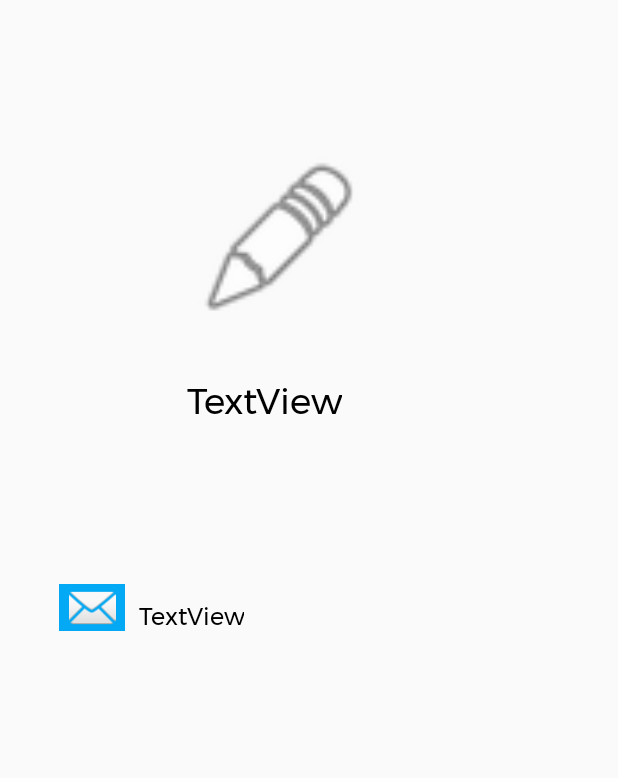
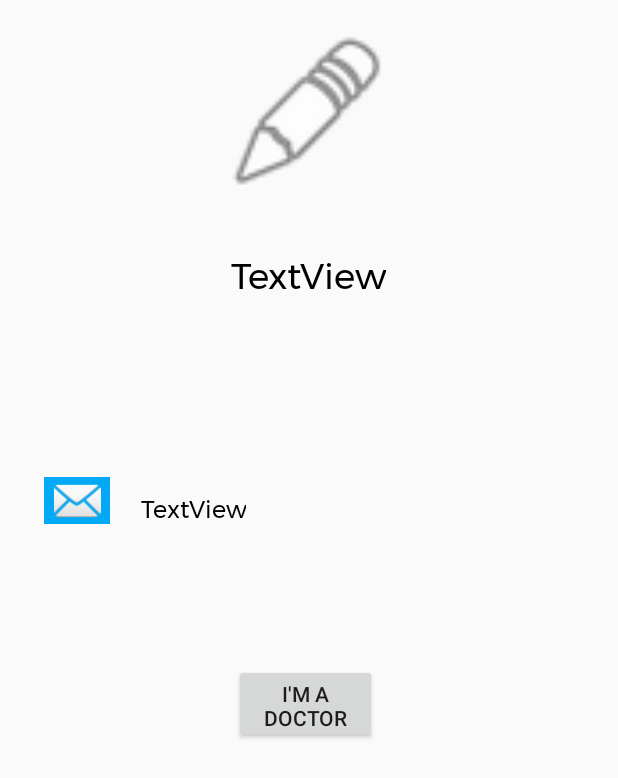
Before and after one commit to 1crowie1/TM2_studioApp, an Android app: the layout fragment_home.xml on its own in the app's theme, with its tools: preview values and no code run, on a phone screen of 412 x 824 dp. Shown: the top 778 px of the screen. Run offline under Robolectric (Android 15) with nearby library versions, the phone set to English and light mode, and no system bars.

Commit message:
Minor UI changes: Requires user photo upload, doctor register option. Testing now works on multiple devices, including physical/emulators

```diff
--- a/app/src/main/java/com/example/healthfinder/ui/home/HomeFragment.java
+++ b/app/src/main/java/com/example/healthfinder/ui/home/HomeFragment.java
@@ -51,20 +51,27 @@ public class HomeFragment extends Fragment {
         AppActivity activity = (AppActivity) getActivity();
         userID = activity.getCurrentUserID();
 
+        //Listener to update name in database upon change
         fullName.addTextChangedListener(new TextWatcher() {
 
-            public void afterTextChanged(Editable s) {
-            }
+            public void afterTextChanged(Editable s) {}
 
-            public void beforeTextChanged(CharSequence s, int start, int count, int after) {
-            }
+            public void beforeTextChanged(CharSequence s, int start, int count, int after) {}
 
             public void onTextChanged(CharSequence s, int start, int before, int count) {
                 String temp = s.toString();
                 temp.trim();
-                String userFirstName = temp.substring(0, temp.indexOf(' '));
-                String userLastName = temp.substring(temp.indexOf(' ') + 1);
-                updateName(userFirstName, userLastName);
+                String userFirstName = temp;
+                String userLastName = "";
+                try {
+                    userFirstName = temp.substring(0, temp.indexOf(' '));
+                    userLastName = temp.substring(temp.indexOf(' ') + 1);
+                }
+                catch(Exception nameSpaces){}
+                finally {
+                    updateName(userFirstName, userLastName);
+                }
+
             }
         });
 
@@ -77,6 +84,7 @@ public class HomeFragment extends Fragment {
 
         AppActivity activity = (AppActivity) getActivity();
 
+        //set display fields to information of current user
         String temp = activity.getCurrentFirstName(userID) + " " + activity.getCurrentLastName(userID);
         fullName.setText(temp);
 
@@ -85,11 +93,12 @@ public class HomeFragment extends Fragment {
     }
 
     public void updateName(String userFirstName, String userLastName){
+        //update user initiated name change in database
         AppActivity activity = (AppActivity) getActivity();
         activity.setCurrentFirstName(getUserID(), userFirstName);
         activity.setCurrentLastName(getUserID(), userLastName);
     }
-
+    //curr
     public long getUserID(){return userID;}
 
 }
--- a/app/src/main/res/layout/fragment_home.xml
+++ b/app/src/main/res/layout/fragment_home.xml
@@ -14,10 +14,10 @@
         android:contentDescription="@string/title_home"
         app:layout_constraintBottom_toBottomOf="parent"
         app:layout_constraintEnd_toEndOf="parent"
-        app:layout_constraintHorizontal_bias="0.432"
+        app:layout_constraintHorizontal_bias="0.498"
         app:layout_constraintStart_toStartOf="parent"
         app:layout_constraintTop_toTopOf="parent"
-        app:layout_constraintVertical_bias="0.144"
+        app:layout_constraintVertical_bias="0.025"
         app:srcCompat="@android:drawable/ic_menu_edit"
         tools:src="@tools:sample/avatars" />
 
@@ -25,29 +25,31 @@
         android:id="@+id/nameText"
         android:layout_width="wrap_content"
         android:layout_height="wrap_content"
-        android:layout_marginStart="124dp"
-        android:layout_marginLeft="124dp"
         android:layout_marginTop="24dp"
+        android:autofillHints=""
+        android:background="@android:color/transparent"
+        android:contentDescription="@string/nameHint"
         android:fontFamily="@font/montserrat"
         android:gravity="center"
         android:includeFontPadding="false"
+        android:inputType="textPersonName"
         android:text="TextView"
         android:textAppearance="@style/TextAppearance.AppCompat.Body1"
         android:textColor="#000000"
         android:textSize="24sp"
         android:typeface="normal"
         app:layout_constraintBottom_toBottomOf="parent"
-        app:layout_constraintStart_toStartOf="parent"
+        app:layout_constraintEnd_toEndOf="@+id/profileImage"
+        app:layout_constraintStart_toStartOf="@+id/profileImage"
         app:layout_constraintTop_toBottomOf="@+id/profileImage"
-        android:background="@android:color/transparent"
-        app:layout_constraintVertical_bias="0.023" />
+        app:layout_constraintVertical_bias="0.021" />
 
     <TextView
         android:id="@+id/emailText"
         android:layout_width="wrap_content"
         android:layout_height="wrap_content"
-        android:layout_marginStart="92dp"
-        android:layout_marginLeft="92dp"
+        android:layout_marginStart="20dp"
+        android:layout_marginLeft="20dp"
         android:background="@android:color/transparent"
         android:fontFamily="@font/montserrat"
         android:gravity="center"
@@ -58,9 +60,9 @@
         android:textSize="16sp"
         android:typeface="normal"
         app:layout_constraintBottom_toBottomOf="parent"
-        app:layout_constraintStart_toStartOf="parent"
+        app:layout_constraintStart_toEndOf="@+id/emailIcon"
         app:layout_constraintTop_toTopOf="parent"
-        app:layout_constraintVertical_bias="0.499" />
+        app:layout_constraintVertical_bias="0.41" />
 
     <ImageView
         android:id="@+id/emailIcon"
@@ -70,12 +72,23 @@
         android:src="@android:drawable/ic_dialog_email"
         app:layout_constraintBottom_toBottomOf="parent"
         app:layout_constraintEnd_toEndOf="parent"
-        app:layout_constraintHorizontal_bias="0.106"
+        app:layout_constraintHorizontal_bias="0.079"
         app:layout_constraintStart_toStartOf="parent"
         app:layout_constraintTop_toTopOf="parent"
-        app:layout_constraintVertical_bias="0.491"
+        app:layout_constraintVertical_bias="0.401"
         app:srcCompat="@android:drawable/sym_action_email"
         tools:ignore="ContentDescription"
         tools:srcCompat="@android:drawable/ic_dialog_email" />
 
+    <Button
+        android:id="@+id/registerButton"
+        android:layout_width="95dp"
+        android:layout_height="53dp"
+        android:layout_marginTop="244dp"
+        android:text="@string/doctorRegistration"
+        app:layout_constraintEnd_toEndOf="parent"
+        app:layout_constraintHorizontal_bias="0.493"
+        app:layout_constraintStart_toStartOf="parent"
+        app:layout_constraintTop_toBottomOf="@+id/nameText" />
+
 </androidx.constraintlayout.widget.ConstraintLayout>
--- a/app/src/main/res/values/strings.xml
+++ b/app/src/main/res/values/strings.xml
@@ -10,4 +10,6 @@
     <string name="title_activity_main_app">MainAppActivity</string>
     <string name="title_activity_app">AppActivity</string>
     <string name="sign_out_button">Sign Out</string>
+    <string name="nameHint">Change Name</string>>
+    <string name="doctorRegistration">I\'m a Doctor</string>>
 </resources>
```
